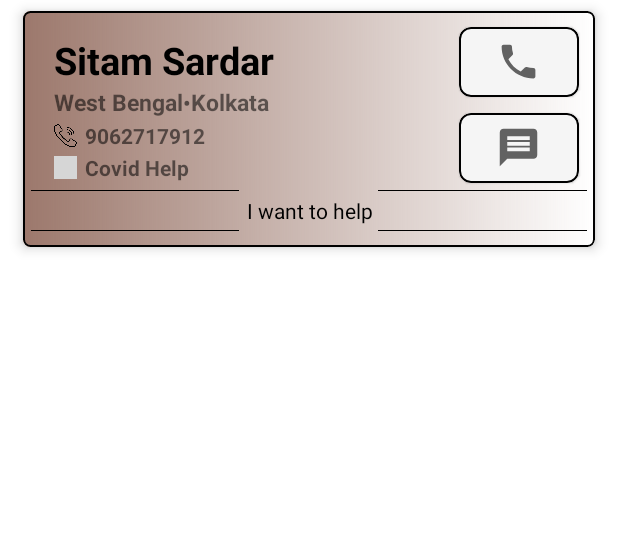
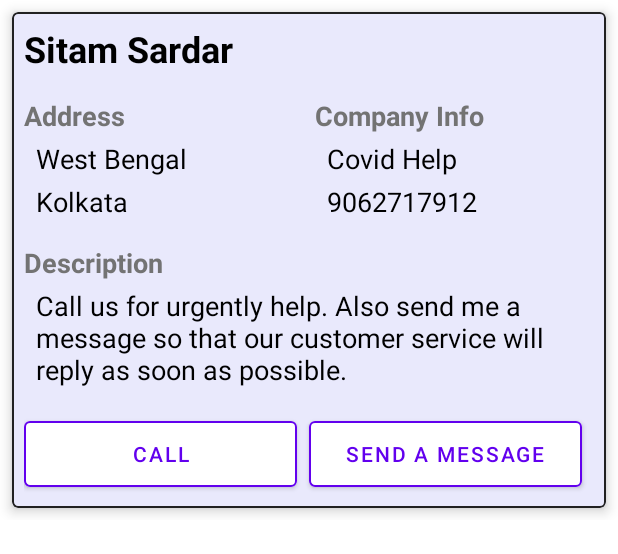
Before and after one commit to HeySitam/CovidHelp, an Android app: the layout volunteer_list_item.xml on its own in the app's theme, with its tools: preview values and no code run, on a phone screen of 412 x 824 dp. Shown: the top 554 px of the screen. Run offline under Robolectric (Android 15) with nearby library versions, the phone set to English and light mode, and no system bars; grey boxes are pictures that could not be loaded.

Commit message:
Revamp Volunteer UI (#91)
* revamp UI Donation

* add shimmer before data loaded

* add function back button

* add padding at description and add margin at button donation

* add icon close and icon search

* revamp UI Twitter Helper option selection page

* add bottom sheet to input Other Item

* revamp Volunteer UI

```diff
--- a/app/src/main/res/layout/fragment_view_volunteer.xml
+++ b/app/src/main/res/layout/fragment_view_volunteer.xml
@@ -4,7 +4,7 @@
   xmlns:tools="http://schemas.android.com/tools"
   android:layout_width="match_parent"
   android:layout_height="match_parent"
-    android:background="#efebe9"
+  android:background="@android:color/white"
   tools:context=".fragments.ViewVolunteerFragment">
 
     <androidx.coordinatorlayout.widget.CoordinatorLayout
@@ -76,7 +76,9 @@
               android:id="@+id/rvVolunteer"
               android:layout_width="match_parent"
               android:layout_height="match_parent"
-                android:layout_below="@+id/llVac" />
+              android:layout_below="@+id/llVac"
+              android:paddingTop="16dp"
+              tools:listitem="@layout/volunteer_list_item" />
         </RelativeLayout>
         <io.github.yavski.fabspeeddial.FabSpeedDial
             android:id="@+id/fab_speed_dial"
--- a/app/src/main/res/layout/volunteer_list_item.xml
+++ b/app/src/main/res/layout/volunteer_list_item.xml
@@ -1,222 +1,183 @@
 <?xml version="1.0" encoding="utf-8"?>
-<com.google.android.material.card.MaterialCardView xmlns:android="http://schemas.android.com/apk/res/android"
+<androidx.constraintlayout.widget.ConstraintLayout xmlns:android="http://schemas.android.com/apk/res/android"
   xmlns:app="http://schemas.android.com/apk/res-auto"
   xmlns:tools="http://schemas.android.com/tools"
   android:layout_width="match_parent"
+  android:layout_height="wrap_content">
+
+  <com.google.android.material.card.MaterialCardView
+    android:layout_width="match_parent"
     android:layout_height="wrap_content"
-    android:layout_marginStart="15dp"
-    android:layout_marginTop="7.5dp"
-    android:layout_marginEnd="15dp"
-    android:layout_marginBottom="7.5dp"
-    app:cardCornerRadius="5dp"
+    android:layout_margin="8dp"
+    android:backgroundTint="#E9E9FC"
+    app:cardCornerRadius="4dp"
     app:cardElevation="5dp"
     app:cardMaxElevation="5dp"
-    app:strokeColor="@color/black"
+    app:layout_constraintBottom_toBottomOf="parent"
+    app:layout_constraintEnd_toEndOf="parent"
+    app:layout_constraintStart_toStartOf="parent"
+    app:layout_constraintTop_toTopOf="parent"
+    app:strokeColor="@color/light_black"
     app:strokeWidth="1dp">
 
-    <RelativeLayout
+    <androidx.constraintlayout.widget.ConstraintLayout
       android:layout_width="match_parent"
+      android:layout_height="match_parent"
+      android:padding="8dp">
+
+      <androidx.appcompat.widget.AppCompatTextView
+        android:id="@+id/txtNameVol"
+        android:layout_width="0dp"
         android:layout_height="wrap_content"
-        android:background="@drawable/custom_card"
-        android:padding="5dp">
-
-        <LinearLayout
-            android:id="@+id/llVolDetails"
-            android:layout_width="match_parent"
-            android:layout_height="wrap_content"
-            android:layout_marginStart="15dp"
-            android:layout_marginTop="10dp"
-            android:layout_toStartOf="@+id/llBtnSet"
-            android:layout_marginEnd="5dp"
-            android:orientation="vertical">
-
-            <TextView
-                android:id="@+id/txtNameVol"
-                android:layout_width="wrap_content"
-                android:layout_height="wrap_content"
-                android:textColor="#000000"
-                android:textSize="25sp"
+        android:ellipsize="end"
+        android:maxLines="2"
+        android:textAppearance="@style/TextAppearance.MaterialComponents.Headline5"
+        android:textColor="@android:color/black"
         android:textStyle="bold"
+        app:layout_constraintEnd_toEndOf="parent"
+        app:layout_constraintStart_toStartOf="parent"
+        app:layout_constraintTop_toTopOf="parent"
         tools:text="Sitam Sardar" />
 
-            <LinearLayout
-                android:layout_width="wrap_content"
-                android:layout_height="wrap_content">
+      <androidx.appcompat.widget.AppCompatTextView
+        android:id="@+id/text_address"
+        android:layout_width="0dp"
+        android:layout_height="wrap_content"
+        android:layout_marginTop="16dp"
+        android:layout_marginEnd="8dp"
+        android:text="Address"
+        android:textAppearance="@style/TextAppearance.AppCompat.Medium"
+        android:textColor="#737373"
+        android:textStyle="bold"
+        app:layout_constraintEnd_toStartOf="@id/text_company_info"
+        app:layout_constraintStart_toStartOf="parent"
+        app:layout_constraintTop_toBottomOf="@id/txtNameVol" />
 
-                <TextView
+      <androidx.appcompat.widget.AppCompatTextView
         android:id="@+id/txtStateVol"
-                    android:layout_width="wrap_content"
+        android:layout_width="0dp"
         android:layout_height="wrap_content"
-                    android:textSize="15sp"
-                    android:textStyle="bold"
+        android:layout_marginStart="8dp"
+        android:layout_marginTop="4dp"
+        android:textAppearance="@style/TextAppearance.AppCompat.Medium"
+        android:textColor="@color/black"
+        app:layout_constraintEnd_toEndOf="@id/text_address"
+        app:layout_constraintStart_toStartOf="parent"
+        app:layout_constraintTop_toBottomOf="@id/text_address"
         tools:text="West Bengal" />
 
-                <TextView
-                    android:layout_width="wrap_content"
+      <androidx.appcompat.widget.AppCompatTextView
+        android:id="@+id/txtDistrictVol"
+        android:layout_width="0dp"
         android:layout_height="wrap_content"
-                    android:text="@string/x"
-                    android:textStyle="bold" />
-
-                <TextView
-                    android:id="@+id/txtDistrictVol"
-                    android:layout_width="wrap_content"
-                    android:layout_height="wrap_content"
-                    android:textSize="15sp"
-                    android:textStyle="bold"
+        android:layout_marginStart="8dp"
+        android:layout_marginTop="4dp"
+        android:textAppearance="@style/TextAppearance.AppCompat.Medium"
+        android:textColor="@color/black"
+        app:layout_constraintEnd_toEndOf="@id/text_address"
+        app:layout_constraintStart_toStartOf="parent"
+        app:layout_constraintTop_toBottomOf="@id/txtStateVol"
         tools:text="Kolkata" />
 
-            </LinearLayout>
+      <androidx.appcompat.widget.AppCompatTextView
+        android:id="@+id/text_company_info"
+        android:layout_width="0dp"
+        android:layout_height="wrap_content"
+        android:text="Company Info"
+        android:textAppearance="@style/TextAppearance.AppCompat.Medium"
+        android:textColor="#737373"
+        android:textStyle="bold"
+        app:layout_constraintEnd_toEndOf="parent"
+        app:layout_constraintStart_toEndOf="@id/text_address"
+        app:layout_constraintTop_toTopOf="@id/text_address" />
 
-            <LinearLayout
-                android:layout_width="wrap_content"
-                android:layout_height="wrap_content"
-                android:layout_marginTop="2dp">
-
-                <ImageView
-                    android:layout_width="15dp"
-                    android:layout_height="15dp"
-                    android:layout_gravity="center"
-                    android:src="@drawable/phone" />
-
-                <TextView
-                    android:id="@+id/txtPhVol"
-                    android:layout_width="wrap_content"
-                    android:layout_height="wrap_content"
-                    android:layout_marginStart="5dp"
-                    android:textStyle="bold"
-                    android:text="@string/_9062717912" />
-            </LinearLayout>
-
-            <LinearLayout
-                android:layout_width="wrap_content"
-                android:layout_height="wrap_content"
-                android:layout_marginTop="2dp">
-
-                <ImageView
-                    android:layout_width="15dp"
-                    android:layout_height="15dp"
-                    android:layout_gravity="center"
-                    android:src="@drawable/organization" />
-
-                <TextView
+      <androidx.appcompat.widget.AppCompatTextView
         android:id="@+id/txtOrgVol"
-                    android:layout_width="wrap_content"
+        android:layout_width="0dp"
         android:layout_height="wrap_content"
         android:layout_gravity="center"
-                    android:layout_marginStart="5dp"
+        android:layout_marginStart="8dp"
+        android:layout_marginTop="4dp"
+        android:drawablePadding="16dp"
+        android:text="@string/covid_help"
+        android:textAppearance="@style/TextAppearance.AppCompat.Medium"
+        android:textColor="@color/black"
+        app:layout_constraintEnd_toEndOf="parent"
+        app:layout_constraintStart_toStartOf="@id/text_company_info"
+        app:layout_constraintTop_toBottomOf="@id/text_company_info" />
+
+      <androidx.appcompat.widget.AppCompatTextView
+        android:id="@+id/txtPhVol"
+        android:layout_width="0dp"
+        android:layout_height="wrap_content"
+        android:layout_marginStart="8dp"
+        android:layout_marginTop="4dp"
+        android:text="@string/_9062717912"
+        android:textAppearance="@style/TextAppearance.AppCompat.Medium"
+        android:textColor="@color/black"
+        app:layout_constraintEnd_toEndOf="parent"
+        app:layout_constraintStart_toStartOf="@id/text_company_info"
+        app:layout_constraintTop_toBottomOf="@id/txtOrgVol" />
+
+      <androidx.appcompat.widget.AppCompatTextView
+        android:id="@+id/text_description"
+        android:layout_width="0dp"
+        android:layout_height="wrap_content"
+        android:layout_marginTop="16dp"
+        android:text="Description"
+        android:textAppearance="@style/TextAppearance.AppCompat.Medium"
+        android:textColor="#737373"
         android:textStyle="bold"
-                    android:text="@string/covid_help" />
-            </LinearLayout>
-        </LinearLayout>
-        <LinearLayout
-            android:id="@+id/llBtnSet"
-            android:layout_width="wrap_content"
-            android:layout_height="match_parent"
-            android:orientation="vertical"
-            android:layout_alignParentTop="true"
-            android:layout_alignBottom="@+id/llOrg"
-            android:layout_alignParentEnd="true">
-            <com.google.android.material.card.MaterialCardView
+        app:layout_constraintEnd_toEndOf="parent"
+        app:layout_constraintStart_toStartOf="parent"
+        app:layout_constraintTop_toBottomOf="@id/txtPhVol" />
+
+      <androidx.appcompat.widget.AppCompatTextView
+        android:id="@+id/txtVolDesc"
+        android:layout_width="0dp"
+        android:layout_height="wrap_content"
+        android:layout_marginStart="8dp"
+        android:layout_marginTop="4dp"
+        android:ellipsize="end"
+        android:maxLines="3"
+        android:text="Call us for urgently help. Also send me a message so that our customer service will reply as soon as possible."
+        android:textAppearance="@style/TextAppearance.AppCompat.Medium"
+        android:textColor="@color/black"
+        app:layout_constraintEnd_toEndOf="parent"
+        app:layout_constraintStart_toStartOf="parent"
+        app:layout_constraintTop_toBottomOf="@id/text_description" />
+
+      <com.google.android.material.button.MaterialButton
         android:id="@+id/btnVolCall"
-                android:layout_width="80dp"
-                android:layout_height="0dp"
-                android:layout_margin="5dp"
-                android:layout_weight="1"
-                app:cardCornerRadius="8dp"
-                android:backgroundTint="#f5f5f5"
-                app:strokeColor="@color/black"
-                app:strokeWidth="1dp">
-                <ImageView
-                    android:layout_width="30dp"
-                    android:layout_gravity="center"
-                    android:layout_height="30dp"
-                    android:src="@drawable/ic_baseline_local_phone_24"
-                    android:scaleType="fitCenter"/>
+        android:layout_width="0dp"
+        android:layout_height="56dp"
+        android:layout_marginTop="16dp"
+        android:layout_marginEnd="8dp"
+        android:backgroundTint="@color/white"
+        android:text="Call"
+        android:textColor="@color/purple_500"
+        app:layout_constraintEnd_toStartOf="@id/btnVolMessage"
+        app:layout_constraintStart_toStartOf="parent"
+        app:layout_constraintTop_toBottomOf="@id/txtVolDesc"
+        app:strokeColor="@color/purple_500"
+        app:strokeWidth="1dp" />
+
+      <com.google.android.material.button.MaterialButton
+        android:id="@+id/btnVolMessage"
+        android:layout_width="0dp"
+        android:layout_height="56dp"
+        android:layout_marginEnd="8dp"
+        android:backgroundTint="@color/white"
+        android:text="Send a message"
+        android:textColor="@color/purple_500"
+        app:layout_constraintEnd_toEndOf="parent"
+        app:layout_constraintStart_toEndOf="@id/btnVolCall"
+        app:layout_constraintTop_toTopOf="@id/btnVolCall"
+        app:strokeColor="@color/purple_500"
+        app:strokeWidth="1dp" />
+
+    </androidx.constraintlayout.widget.ConstraintLayout>
+
   </com.google.android.material.card.MaterialCardView>
-            <com.google.android.material.card.MaterialCardView
-                android:id="@+id/btnVolMessage"
-                android:layout_width="80dp"
-                android:layout_height="0dp"
-                android:layout_margin="5dp"
-                android:layout_weight="1"
-                app:cardCornerRadius="8dp"
-                android:backgroundTint="#f5f5f5"
-                app:strokeColor="@color/black"
-                app:strokeWidth="1dp">
-                <ImageView
-                    android:layout_width="30dp"
-                    android:layout_gravity="center"
-                    android:layout_height="30dp"
-                    android:src="@drawable/ic_baseline_message_24"
-                    android:scaleType="fitCenter"/>
-            </com.google.android.material.card.MaterialCardView>
-        </LinearLayout>
-        <LinearLayout
-            android:id="@+id/llOrg"
-            android:layout_width="match_parent"
-            android:layout_height="wrap_content"
-            android:layout_below="@id/llVolDetails"
-            android:layout_marginTop="5dp">
 
-            <View
-                android:layout_width="0dp"
-                android:layout_height="0.1dp"
-                android:layout_gravity="start"
-                android:layout_weight="1.5"
-                android:background="@color/black" />
-
-            <View
-                android:layout_width="0dp"
-                android:layout_height="0.1dp"
-                android:layout_weight="1" />
-
-            <View
-                android:layout_width="0dp"
-                android:layout_height="0.1dp"
-                android:layout_gravity="end"
-                android:layout_weight="1.5"
-                android:background="@color/black" />
-        </LinearLayout>
-
-        <TextView
-            android:id="@+id/txtVolDesc"
-            android:layout_width="match_parent"
-            android:layout_height="wrap_content"
-            android:layout_marginTop="3dp"
-            android:layout_marginBottom="3dp"
-            android:gravity="center"
-            android:layout_marginStart="20dp"
-            android:layout_marginEnd="20dp"
-            android:layout_below="@id/llOrg"
-            android:textColor="@color/black"
-            android:text="@string/i_want_to_help" />
-
-        <LinearLayout
-            android:id="@+id/llOrg2"
-            android:layout_width="match_parent"
-            android:layout_height="wrap_content"
-            android:layout_marginBottom="5dp"
-            android:layout_below="@id/txtVolDesc"
-            >
-
-            <View
-                android:layout_width="0dp"
-                android:layout_height="0.1dp"
-                android:layout_gravity="start"
-                android:layout_weight="1.5"
-                android:background="@color/black" />
-
-            <View
-                android:layout_width="0dp"
-                android:layout_height="0.1dp"
-                android:layout_weight="1" />
-
-            <View
-                android:layout_width="0dp"
-                android:layout_height="0.1dp"
-                android:layout_gravity="end"
-                android:layout_weight="1.5"
-                android:background="@color/black" />
-        </LinearLayout>
-    </RelativeLayout>
-</com.google.android.material.card.MaterialCardView>
+</androidx.constraintlayout.widget.ConstraintLayout>
```
Lines whose indentation alone changed are shown as unchanged.
